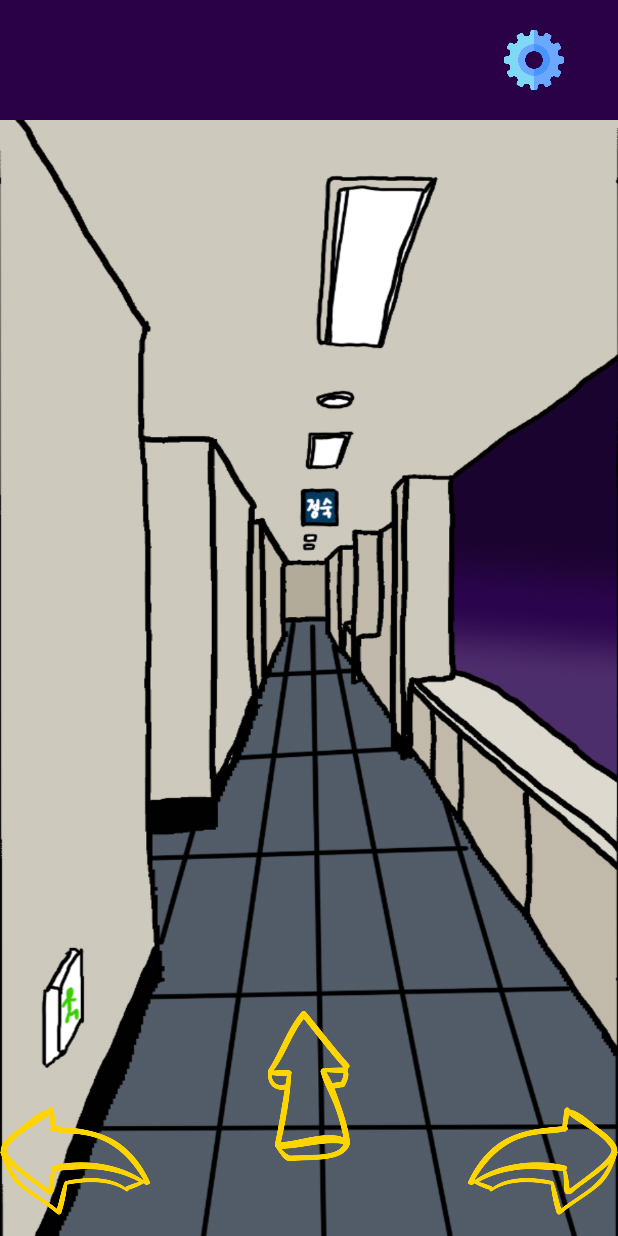
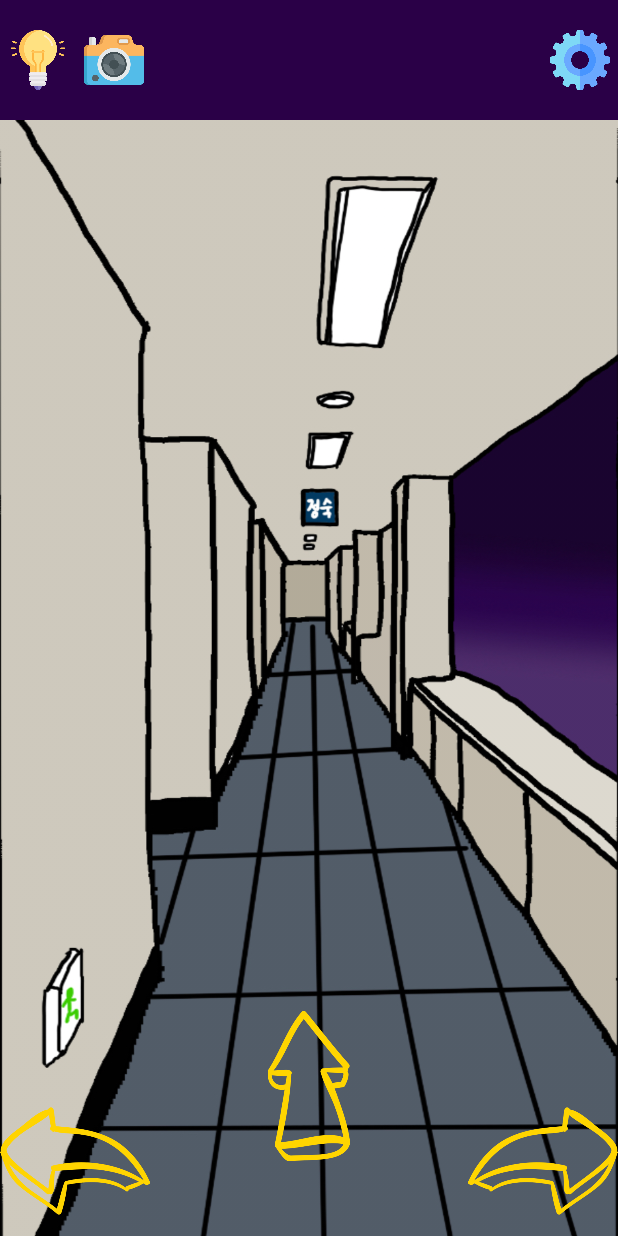
Before and after one commit to byunyc0124/LuxNox, an Android app: the Stage2 screen opened directly, with no data from a screen before it, on a phone screen of 412 x 824 dp. Run offline under Robolectric (Android 15) with nearby library versions, the phone set to English and light mode, and no system bars.

Commit message:
스크린샷 진행중

```diff
--- a/app/src/main/AndroidManifest.xml
+++ b/app/src/main/AndroidManifest.xml
@@ -1,6 +1,8 @@
 <?xml version="1.0" encoding="utf-8"?>
 <manifest xmlns:android="http://schemas.android.com/apk/res/android"
     package="bycpkn.luxnox">
+
+    <uses-permission android:name="android.permission.WRITE_EXTERNAL_STORAGE"/>
 
     <application
         android:allowBackup="true"
--- a/app/src/main/res/layout/activity_stage2.xml
+++ b/app/src/main/res/layout/activity_stage2.xml
@@ -13,21 +13,41 @@
         android:orientation="horizontal"
         android:gravity="center">
 
+        <ImageView
+            android:id="@+id/hint"
+            android:layout_width="40dp"
+            android:layout_height="40dp"
+            android:src="@drawable/lightbulb"
+            android:clickable="true"
+            android:layout_margin="5dp"
+            android:layout_gravity="center"
+            android:background="@drawable/ripple"/>
+
+        <ImageView
+            android:id="@+id/camera"
+            android:layout_width="40dp"
+            android:layout_height="40dp"
+            android:src="@drawable/camera"
+            android:clickable="true"
+            android:layout_margin="5dp"
+            android:layout_gravity="center"
+            android:background="@drawable/ripple"/>
+
         <GridView
             android:id="@+id/grid_img"
-            android:layout_width="300dp"
+            android:layout_width="260dp"
             android:layout_height="wrap_content"
             android:numColumns="4"
             android:background="@drawable/ripple"/>
 
         <ImageView
             android:id="@+id/setting"
-            android:layout_width="wrap_content"
-            android:layout_height="wrap_content"
-            android:layout_gravity="bottom|right"
+            android:layout_width="40dp"
+            android:layout_height="40dp"
             android:src="@drawable/setting"
+            android:layout_gravity="center"
             android:clickable="true"
-            android:layout_margin="20dp"
+            android:layout_margin="5dp"
             android:background="@drawable/ripple"/>
     </LinearLayout>
 
```
Also changed, not shown: app/src/main/java/bycpkn/luxnox/Stage1.java (+62 -0 lines), app/src/main/res/layout/activity_stage3.xml (+25 -5 lines).
